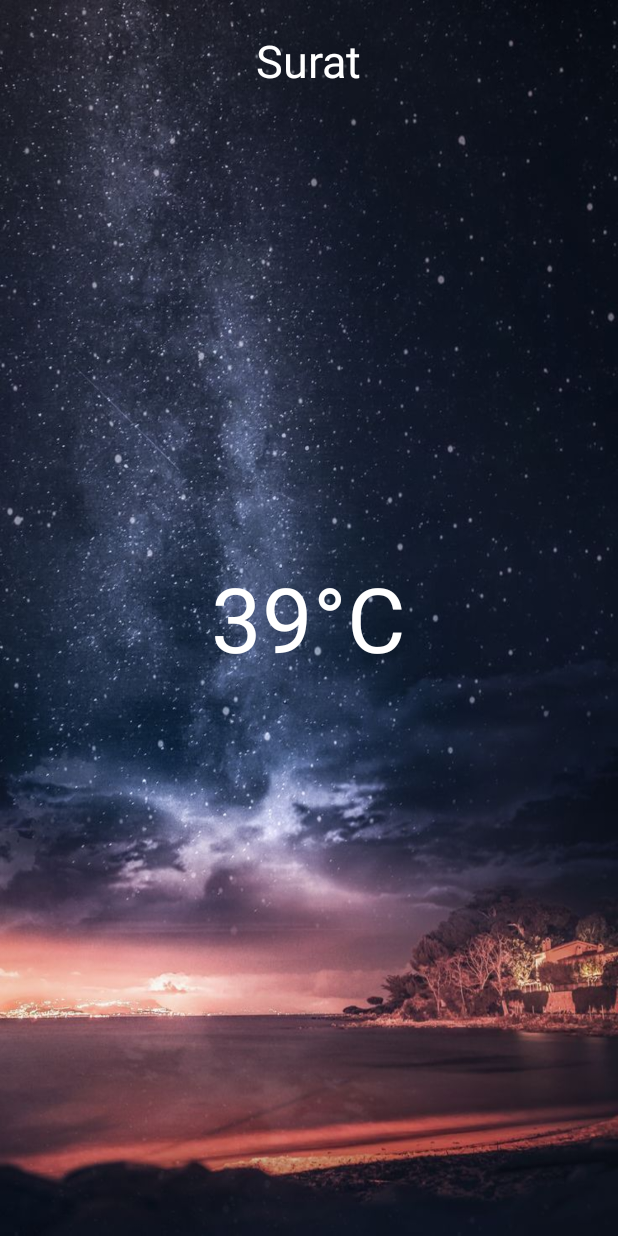
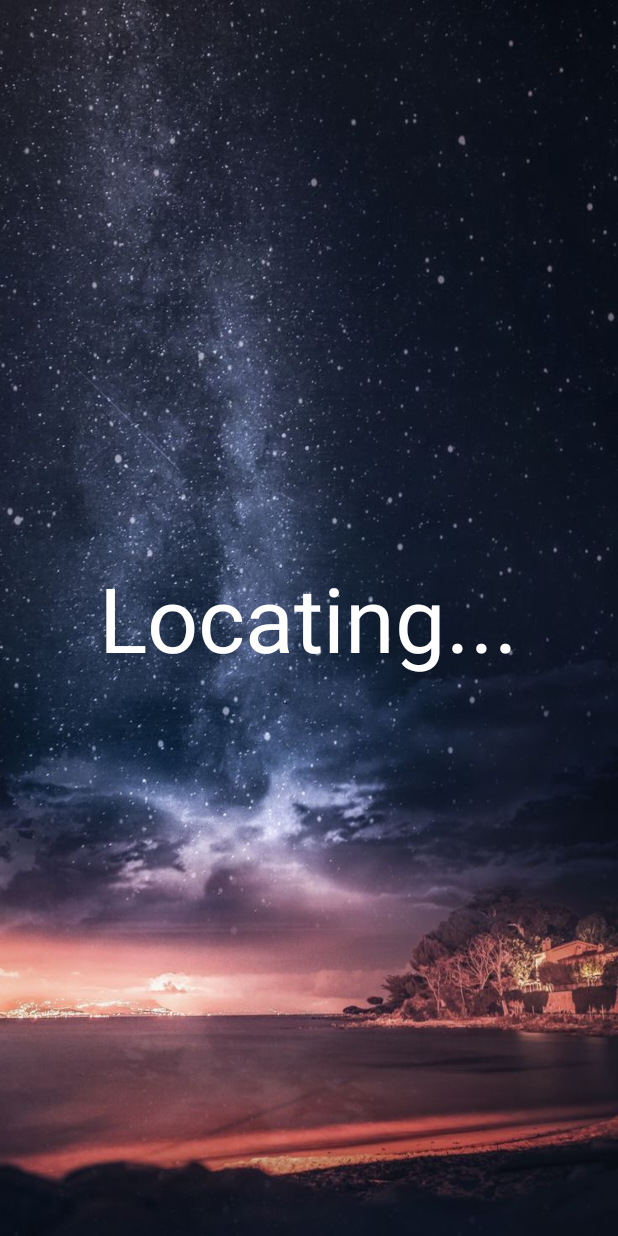
Before and after one commit to shivamag00/AndroidApps, an Android app: the screen it shows after launch (MainActivity), on a phone screen of 412 x 824 dp. Run offline under Robolectric (Android 15) with nearby library versions, the phone set to English and light mode, and no system bars.

```diff
--- a/WeatherReport/app/src/main/java/com/example/weatherreport/QueryUtils.java
+++ b/WeatherReport/app/src/main/java/com/example/weatherreport/QueryUtils.java
@@ -1,5 +1,6 @@
 package com.example.weatherreport;
 
+import android.icu.number.Precision;
 import android.util.Log;
 
 import org.json.JSONException;
--- a/WeatherReport/app/src/main/res/layout/activity_main.xml
+++ b/WeatherReport/app/src/main/res/layout/activity_main.xml
@@ -13,7 +13,7 @@
         android:paddingTop="20dp"
         android:textColor="@color/colorWhite"
         android:textSize="30dp"
-        android:text="Surat" />
+        android:text="" />
 
 
     <TextView
@@ -23,6 +23,6 @@
         android:layout_centerInParent="true"
         android:textColor="@color/colorWhite"
         android:textSize="60dp"
-        android:text="39&#xb0;C" />
+        android:text="Locating..." />
 
 </RelativeLayout>
```
Also changed, not shown: WeatherReport/app/src/main/java/com/example/weatherreport/MainActivity.java (+8 -1 lines).
